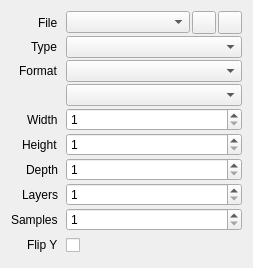
First picture: the form in src/session/TextureProperties.ui, repository houmain/gpupad, before the edit.
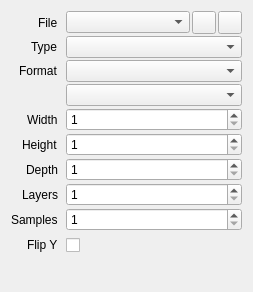
Second picture: the form after the edit. Icons and pictures are not drawn. Custom widgets are drawn as their Qt base class.

```diff
--- a/src/session/TextureProperties.ui
+++ b/src/session/TextureProperties.ui
@@ -7,7 +7,7 @@
     <x>0</x>
     <y>0</y>
     <width>253</width>
-    <height>264</height>
+    <height>292</height>
    </rect>
   </property>
   <layout class="QVBoxLayout" name="verticalLayout">
```
Left out of the diff: 8 changed lines with no effect on the pictures.
